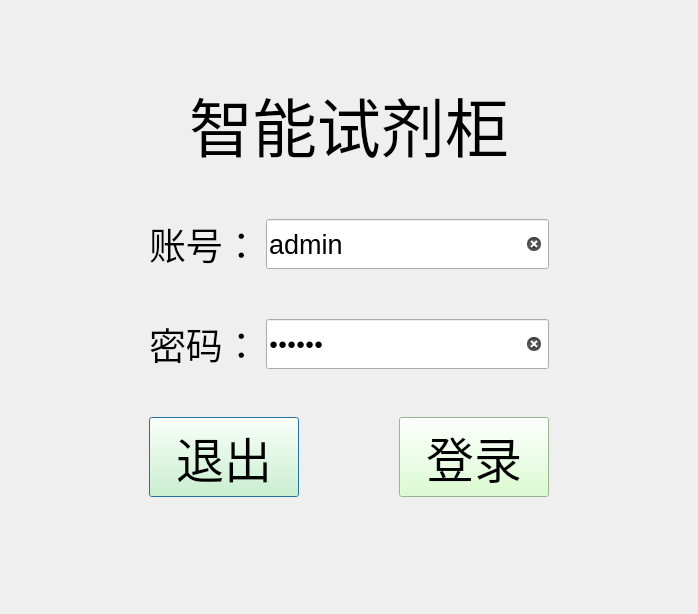
Old version of the form qt/SmartCabinet/ui/common/dg_loginpage.ui in the repository huanghl365/web.
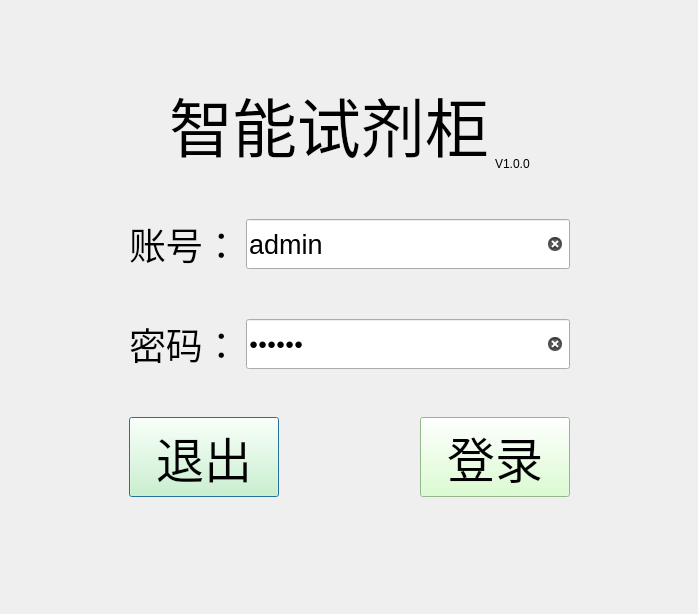
New version of the form.

Diff of the .ui file:
```diff
--- a/qt/SmartCabinet/ui/common/dg_loginpage.ui
+++ b/qt/SmartCabinet/ui/common/dg_loginpage.ui
@@ -85,6 +85,19 @@
                </property>
               </widget>
              </item>
+             <item>
+              <widget class="QLabel" name="lB_Version">
+               <property name="layoutDirection">
+                <enum>Qt::LeftToRight</enum>
+               </property>
+               <property name="text">
+                <string>V1.0.0</string>
+               </property>
+               <property name="alignment">
+                <set>Qt::AlignBottom|Qt::AlignLeading|Qt::AlignLeft</set>
+               </property>
+              </widget>
+             </item>
              <item>
               <spacer name="horizontalSpacer_2">
                <property name="orientation">
```
Left out of the diff: 2 changed lines with no effect on the pictures.
